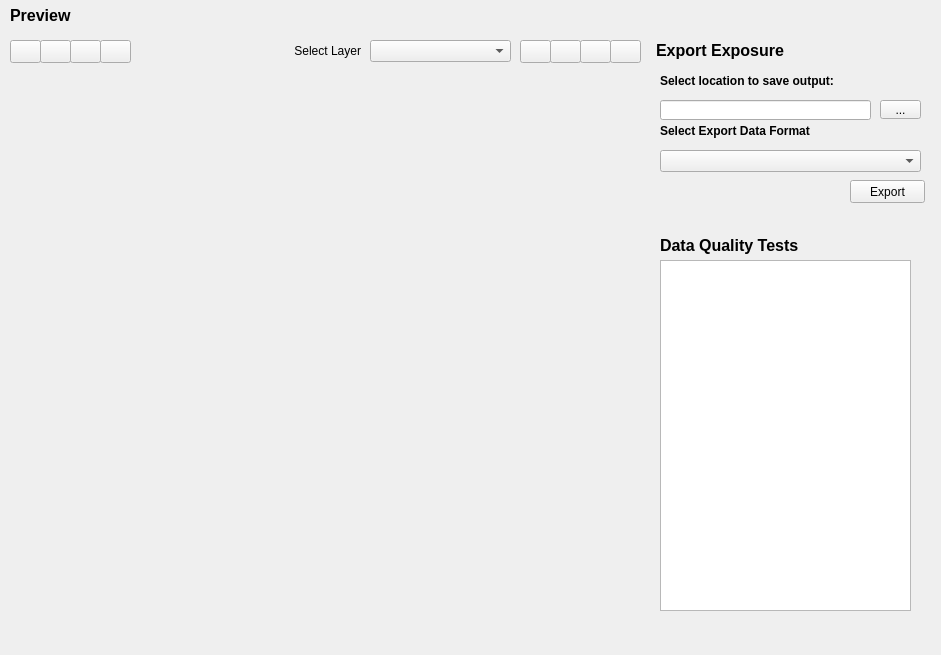
Qt form qt/wdg_result.ui (gem/sidd) before a commit.
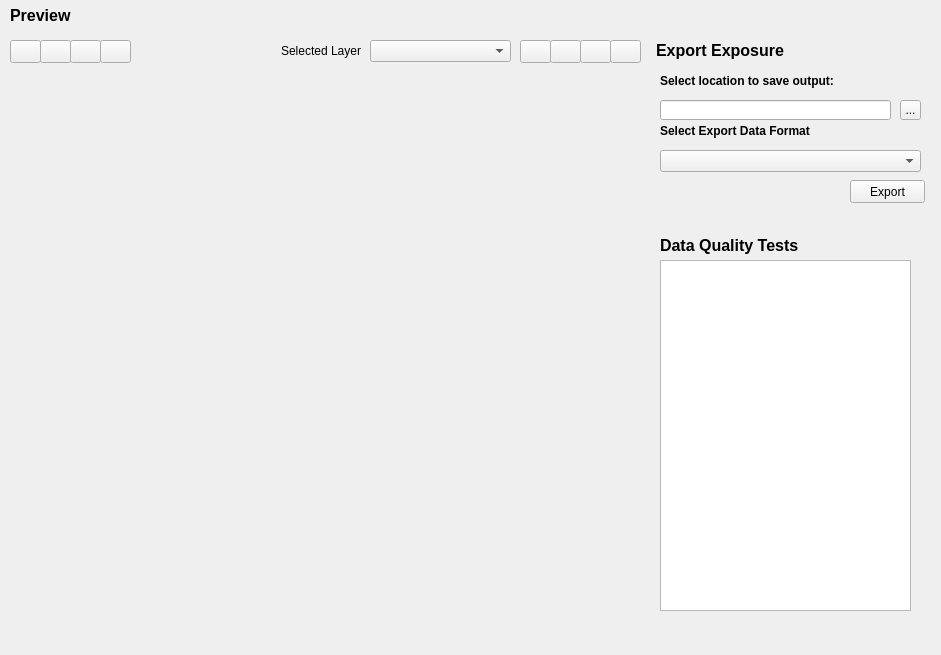
The same form after that commit. Icons and pictures are not drawn.

```diff
--- a/qt/wdg_result.ui
+++ b/qt/wdg_result.ui
@@ -25,10 +25,10 @@
    <widget class="QToolButton" name="btn_export_select_path">
     <property name="geometry">
      <rect>
-      <x>230</x>
+      <x>250</x>
       <y>70</y>
-      <width>41</width>
-      <height>19</height>
+      <width>21</width>
+      <height>20</height>
      </rect>
     </property>
     <property name="cursor">
@@ -43,7 +43,7 @@
      <rect>
       <x>10</x>
       <y>70</y>
-      <width>211</width>
+      <width>231</width>
       <height>20</height>
      </rect>
     </property>
@@ -205,7 +205,7 @@
       </rect>
      </property>
      <property name="text">
-      <string>Select Layer</string>
+      <string>Selected Layer</string>
      </property>
      <property name="alignment">
       <set>Qt::AlignRight|Qt::AlignTrailing|Qt::AlignVCenter</set>
```
Left out of the diff: 7 changed lines with no effect on the pictures.
